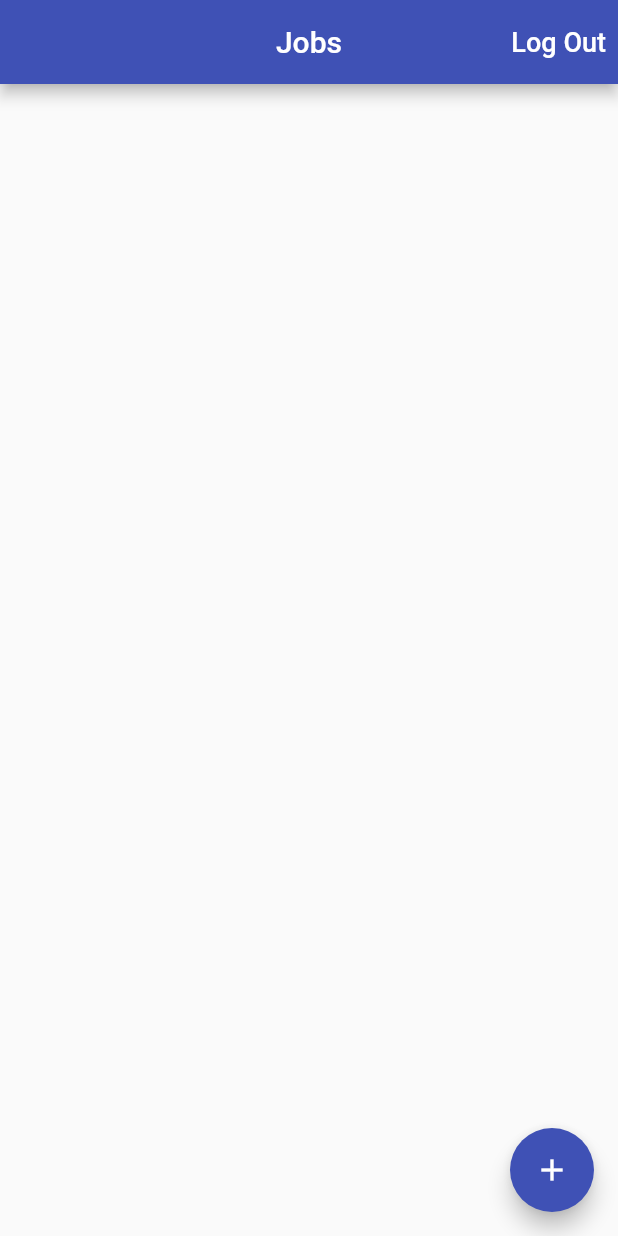
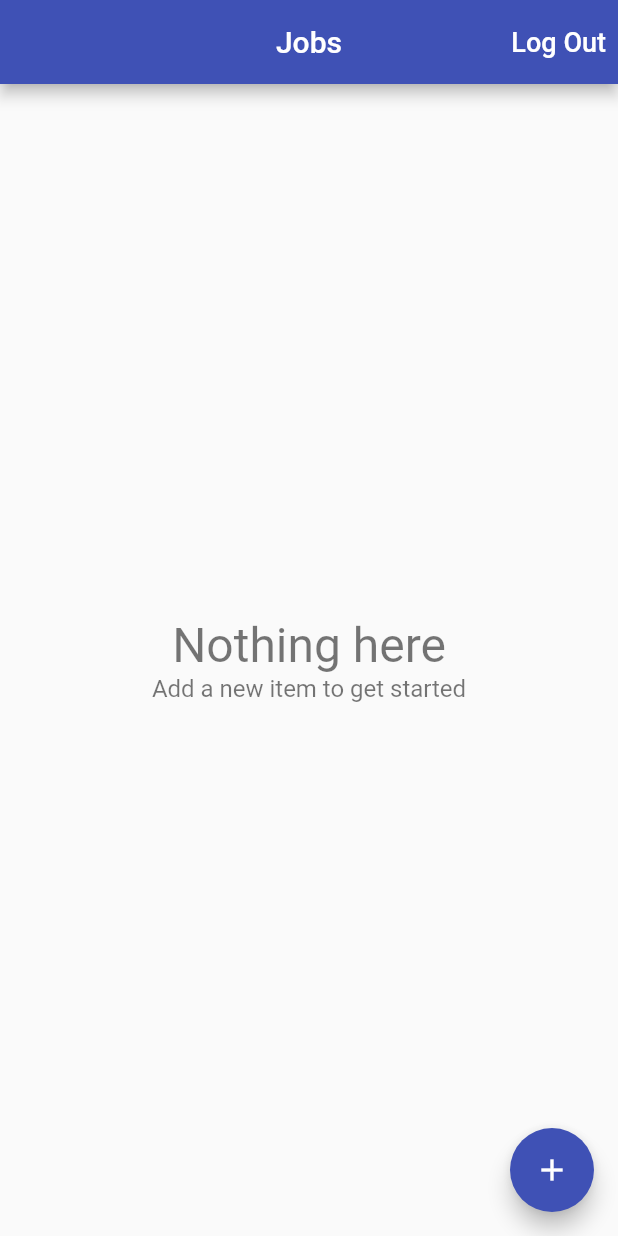
Before and after one commit to SapinderSingh/TimeTracker, a Flutter app: the screen it shows once a user with an empty profile is signed in, on a phone screen of 412 x 824 dp. Run offline on Flutter 3.47's test engine with Material 2 defaults, Android fonts, the phone set to English and light mode, and no system bars; our stand-ins replace cloud_firestore, firebase_auth, firebase_core, google_sign_in; accounts and stored records are empty.

Commit message:
Added ListView and job delete functionality.

```diff
--- /dev/null
+++ b/lib/app/home/jobs/empty_content.dart
@@ -0,0 +1,35 @@
+import 'package:flutter/material.dart';
+
+class EmptyContent extends StatelessWidget {
+  final String title, message;
+
+  const EmptyContent({
+    this.title = 'Nothing here',
+    this.message = 'Add a new item to get started',
+  });
+
+  @override
+  Widget build(BuildContext context) {
+    return Center(
+      child: Column(
+        mainAxisAlignment: MainAxisAlignment.center,
+        children: [
+          Text(
+            title,
+            style: TextStyle(
+              fontSize: 32,
+              color: Colors.black54,
+            ),
+          ),
+          Text(
+            message,
+            style: TextStyle(
+              fontSize: 16,
+              color: Colors.black54,
+            ),
+          ),
+        ],
+      ),
+    );
+  }
+}
--- a/lib/app/home/jobs/jobs_page.dart
+++ b/lib/app/home/jobs/jobs_page.dart
@@ -1,9 +1,12 @@
+import 'package:cloud_firestore/cloud_firestore.dart';
 import 'package:flutter/material.dart';
 import 'package:provider/provider.dart';
 import 'package:time_tracker/app/home/jobs/edit_job_page.dart';
 import 'package:time_tracker/app/home/jobs/job_list_tile.dart';
+import 'package:time_tracker/app/home/jobs/list_items_builder.dart';
 import 'package:time_tracker/app/home/models/job.dart';
 import 'package:time_tracker/common_widgets/show_alert_dialog.dart';
+import 'package:time_tracker/common_widgets/show_exception_alert_dialog.dart';
 import 'package:time_tracker/services/auth.dart';
 import 'package:time_tracker/services/database.dart';
 
@@ -68,32 +71,41 @@ class JobsPage extends StatelessWidget {
     return StreamBuilder<List<Job>>(
       stream: database.jobsStream(),
       builder: (_, snapshot) {
-        if (snapshot.hasData) {
-          final jobs = snapshot.data;
-          final children = jobs
-              .map(
-                (job) => JobListTile(
+        return ListItemsBuilder<Job>(
+          snapshot: snapshot,
+          itemBuilder: (context, job) => Dismissible(
+            onDismissed: (direction) => _delete(context, job),
+            key: Key('job-${job.id}'),
+            direction: DismissDirection.endToStart,
+            background: Container(
+              color: Colors.red,
+            ),
+            child: JobListTile(
               job: job,
               onTap: () => EditJobPage.show(
                 context,
                 job: job,
               ),
             ),
-              )
-              .toList();
-          return ListView(
-            children: children,
+          ),
         );
-        } else if (snapshot.hasError) {
-          return Center(
-            child: Text('Error'),
-          );
-        } else {
-          return Center(
-            child: CircularProgressIndicator(),
-          );
-        }
       },
     );
   }
+
+  void _delete(BuildContext context, Job job) async {
+    try {
+      final database = Provider.of<Database>(
+        context,
+        listen: false,
+      );
+      await database.deleteJob(job);
+    } on FirebaseException catch (e) {
+      showExceptionAlertDialog(
+        context,
+        title: 'Operation failed',
+        exception: e,
+      );
     }
+  }
+}
--- /dev/null
+++ b/lib/app/home/jobs/list_items_builder.dart
@@ -0,0 +1,46 @@
+import 'package:flutter/material.dart';
+import 'package:time_tracker/app/home/jobs/empty_content.dart';
+
+typedef ItemWidgetBuilder<T> = Widget Function(BuildContext context, T item);
+
+class ListItemsBuilder<T> extends StatelessWidget {
+  final AsyncSnapshot<List<T>> snapshot;
+  final ItemWidgetBuilder<T> itemBuilder;
+
+  const ListItemsBuilder({
+    @required this.itemBuilder,
+    @required this.snapshot,
+  });
+
+  @override
+  Widget build(BuildContext context) {
+    if (snapshot.hasData) {
+      final List<T> items = snapshot.data;
+      if (items.isNotEmpty) {
+        return _buildList(items);
+      } else {
+        return EmptyContent();
+      }
+    } else if (snapshot.hasError) {
+      return EmptyContent(
+        title: 'Something went wrong',
+        message: 'Can\'t load items right now',
+      );
+    } else {
+      return Center(
+        child: CircularProgressIndicator(),
+      );
+    }
+  }
+
+  Widget _buildList(List<T> items) {
+    return ListView.separated(
+      separatorBuilder: (_, i) => Divider(),
+      itemBuilder: (context, index) => itemBuilder(
+        context,
+        items[index],
+      ),
+      itemCount: items.length,
+    );
+  }
+}
--- a/lib/services/firestore_service.dart
+++ b/lib/services/firestore_service.dart
@@ -24,6 +24,12 @@ class FirestoreService {
     );
   }
 
+  Future<void> deleteData({@required String path}) async {
+    final reference = FirebaseFirestore.instance.doc(path);
+    print('delete: $path');
+    await reference.delete();
+  }
+
   Future<void> setData({String path, Map<String, dynamic> data}) async {
     final reference = FirebaseFirestore.instance.doc(path);
     print('$path: $data');
```
Also changed, not shown: lib/services/database.dart (+9 -0 lines). Lines whose indentation alone changed are shown as unchanged.
